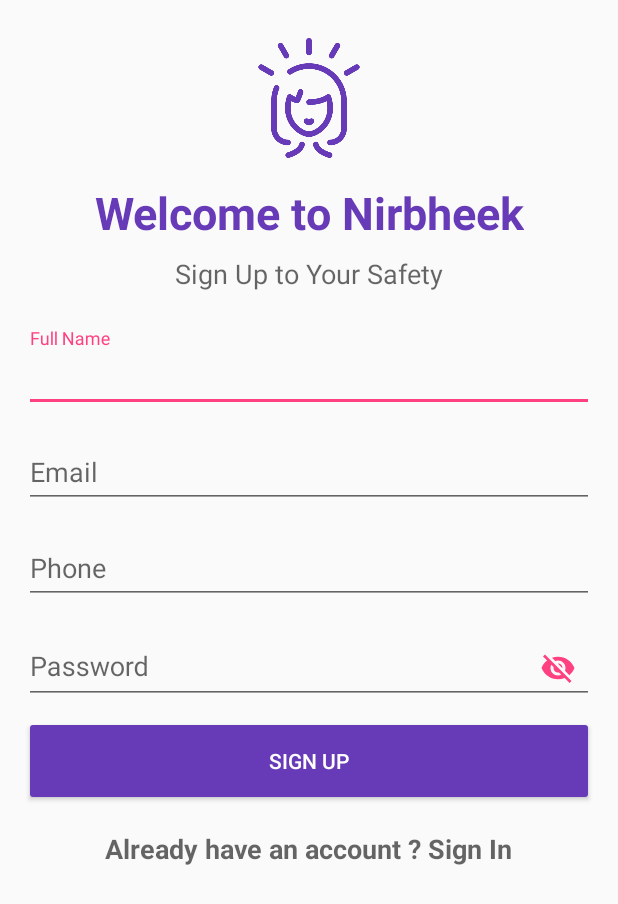
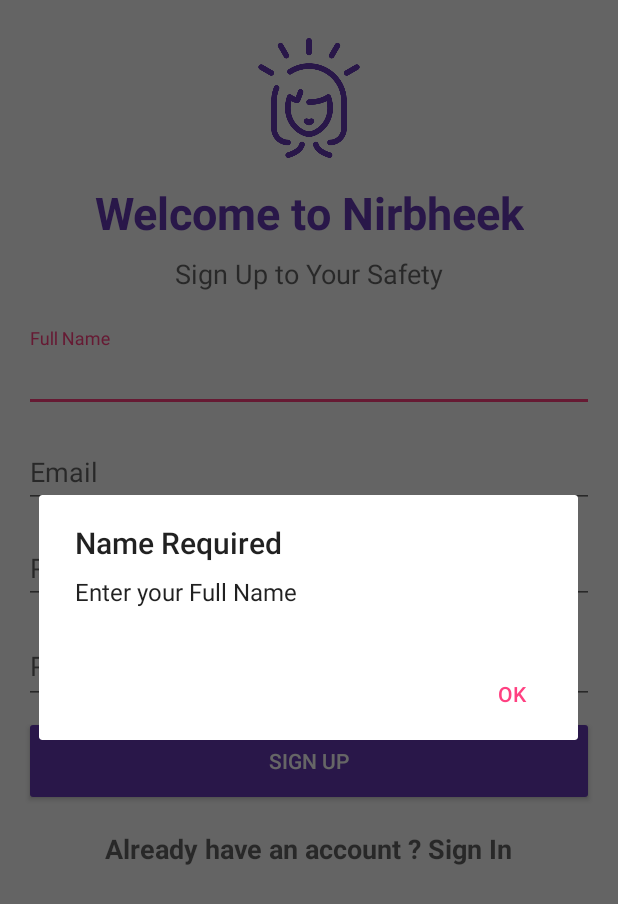
Before and after one commit to UdacityAndroidBasicsScholarship/wmn-safety, an Android app: the SignupActivity screen opened directly, with no data from a screen before it, after a tap on "SIGN UP", on a phone screen of 412 x 824 dp. Shown: the top 904 px of the screen. Run offline under Robolectric (Android 15) with nearby library versions, the phone set to English and light mode, and no system bars; our stand-ins replace Firebase (no records; nobody signed in at launch, a user with empty details on screens opened directly).

Commit message:
Add Signup Logic(email and password firebase auth method)  with validation messages
and update name to firebase user profile

```diff
--- a/app/src/main/java/in/paperwrk/safetycollabproject/accounts/SignupActivity.java
+++ b/app/src/main/java/in/paperwrk/safetycollabproject/accounts/SignupActivity.java
@@ -1,6 +1,8 @@
 package in.paperwrk.safetycollabproject.accounts;
 
 import android.content.Intent;
+import android.support.annotation.NonNull;
+import android.support.design.widget.TextInputEditText;
 import android.support.v7.app.AppCompatActivity;
 import android.os.Bundle;
 import android.view.View;
@@ -8,20 +10,44 @@ import android.widget.Button;
 import android.widget.TextView;
 import android.widget.Toast;
 
+import com.google.android.gms.tasks.OnCompleteListener;
+import com.google.android.gms.tasks.Task;
+import com.google.firebase.auth.AuthResult;
+import com.google.firebase.auth.FirebaseAuth;
+import com.google.firebase.auth.FirebaseUser;
+import com.google.firebase.auth.PhoneAuthCredential;
+import com.google.firebase.auth.UserProfileChangeRequest;
+
+import in.paperwrk.safetycollabproject.HomeActivity;
 import in.paperwrk.safetycollabproject.R;
+import in.paperwrk.safetycollabproject.utilities.Helpers;
 
 public class SignupActivity extends AppCompatActivity implements View.OnClickListener {
 
     private Button mSignUpButton;
     private TextView mSignInTextView;
+    private TextInputEditText mEmailText;
+    private TextInputEditText mNameText;
+    private TextInputEditText mPhoneText;
+    private TextInputEditText mPasswordText;
+    private Helpers mHelpers;
+    private FirebaseAuth mFirebaseAuth;
+
 
     @Override
     protected void onCreate(Bundle savedInstanceState) {
         super.onCreate(savedInstanceState);
         setContentView(R.layout.activity_signup);
 
+        mHelpers = new Helpers(this);
+        mFirebaseAuth = FirebaseAuth.getInstance();
+
         mSignUpButton = findViewById(R.id.sign_up_button);
         mSignInTextView = findViewById(R.id.sign_up_login_tv);
+        mEmailText = findViewById(R.id.sign_up_email_tv);
+        mNameText = findViewById(R.id.sign_up_name_tv);
+        mPhoneText = findViewById(R.id.sign_up_phone_tv);
+        mPasswordText = findViewById(R.id.sign_up_password_tv);
 
         mSignUpButton.setOnClickListener(this);
         mSignInTextView.setOnClickListener(this);
@@ -48,6 +74,76 @@ public class SignupActivity extends AppCompatActivity implements View.OnClickLis
     }
 
     private void doSignUp() {
-        Toast.makeText(this, R.string.implementation_in_progress, Toast.LENGTH_SHORT).show();
+        String name = mNameText.getText().toString();
+        String email = mEmailText.getText().toString();
+        String phone = mPhoneText.getText().toString();
+        String password = mPasswordText.getText().toString();
+
+        if (name.isEmpty()) {
+            mHelpers.showAlertDialog(getString(R.string.name_required_msg), getString(R.string.enter_name_msg)).show();
+            return;
+        }
+        if (email.isEmpty()) {
+            mHelpers.showAlertDialog(getString(R.string.email_required_msg), getString(R.string.enter_email_msg)).show();
+            return;
+        }
+        if (phone.isEmpty()) {
+            mHelpers.showAlertDialog(getString(R.string.phone_required_msg), getString(R.string.enter_phone_msg)).show();
+            if (phone.length() != 10) {
+                mHelpers.showAlertDialog(getString(R.string.valid_phone_required_msg), getString(R.string.enter_valid_phone_msg)).show();
+            }
+            return;
+        }
+        if (password.isEmpty()) {
+            mHelpers.showAlertDialog(getString(R.string.password_required_msg), getString(R.string.enter_password_msg)).show();
+            return;
+        }
+
+        createUserWithEmailAndPassword(name, email, phone, password);
+    }
+
+    private void createUserWithEmailAndPassword(final String name, String email, final String phone, String password) {
+        mHelpers.showProgressDialog(getString(R.string.creating_account));
+        mFirebaseAuth.createUserWithEmailAndPassword(email, password)
+                .addOnCompleteListener(new OnCompleteListener<AuthResult>() {
+                    @Override
+                    public void onComplete(@NonNull Task<AuthResult> task) {
+                        mHelpers.hideProgressDialog();
+                        if (task.isSuccessful()) {
+                            updateProfile(name, phone);
+                        } else {
+                            mHelpers.showAlertDialog(getString(R.string.error_message), task.getException().getMessage()).show();
+                        }
+                    }
+                });
+    }
+
+    private void updateProfile(String name, String phone) {
+        mHelpers.showProgressDialog(getString(R.string.updating_profile));
+        UserProfileChangeRequest profileUpdate = new UserProfileChangeRequest.Builder()
+                .setDisplayName(name)
+                .build();
+
+        FirebaseUser user = mFirebaseAuth.getCurrentUser();
+
+        user.updateProfile(profileUpdate).addOnCompleteListener(new OnCompleteListener<Void>() {
+            @Override
+            public void onComplete(@NonNull Task<Void> task) {
+                mHelpers.hideProgressDialog();
+                if(task.isSuccessful()){
+                    mHelpers.showToast(getString(R.string.account_creation_success));
+                    navigateToHome();
+                }else{
+                    mHelpers.showAlertDialog(getString(R.string.error_message), task.getException().getMessage()).show();
+                }
+            }
+        });
+
+    }
+
+    private void navigateToHome() {
+        Intent intent = new Intent(this, HomeActivity.class);
+        startActivity(intent);
+        finish();
     }
 }
--- a/app/src/main/java/in/paperwrk/safetycollabproject/utilities/Helpers.java
+++ b/app/src/main/java/in/paperwrk/safetycollabproject/utilities/Helpers.java
@@ -8,6 +8,7 @@ import android.support.design.widget.Snackbar;
 import android.view.View;
 import android.widget.ProgressBar;
 import android.widget.RelativeLayout;
+import android.widget.Toast;
 
 import com.google.android.gms.common.api.CommonStatusCodes;
 
@@ -78,5 +79,8 @@ public class Helpers {
         return builder.create();
     }
 
+    public void showToast(String message){
+        Toast.makeText(mContext, message, Toast.LENGTH_SHORT).show();
+    }
 
 }
--- a/app/src/main/res/layout/activity_signup.xml
+++ b/app/src/main/res/layout/activity_signup.xml
@@ -51,7 +51,7 @@
             app:layout_constraintTop_toBottomOf="@+id/sign_up_welcome_text" />
 
         <android.support.design.widget.TextInputLayout
-            android:id="@+id/sign_up_name_tv"
+            android:id="@+id/sign_up_name_layout"
             android:layout_width="0dp"
             android:layout_height="wrap_content"
             android:layout_marginEnd="16dp"
@@ -62,6 +62,7 @@
             app:layout_constraintTop_toBottomOf="@+id/sign_up_text">
 
             <android.support.design.widget.TextInputEditText
+                android:id="@+id/sign_up_name_tv"
                 android:layout_width="match_parent"
                 android:layout_height="wrap_content"
                 android:ems="10"
@@ -71,15 +72,16 @@
         </android.support.design.widget.TextInputLayout>
 
         <android.support.design.widget.TextInputLayout
-            android:id="@+id/sign_up_email_tv"
+            android:id="@+id/sign_up_email_layout"
             android:layout_width="0dp"
             android:layout_height="wrap_content"
             android:layout_marginTop="8dp"
-            app:layout_constraintEnd_toEndOf="@+id/sign_up_name_tv"
-            app:layout_constraintStart_toStartOf="@+id/sign_up_name_tv"
-            app:layout_constraintTop_toBottomOf="@+id/sign_up_name_tv">
+            app:layout_constraintEnd_toEndOf="@+id/sign_up_name_layout"
+            app:layout_constraintStart_toStartOf="@+id/sign_up_name_layout"
+            app:layout_constraintTop_toBottomOf="@+id/sign_up_name_layout">
 
             <android.support.design.widget.TextInputEditText
+                android:id="@+id/sign_up_email_tv"
                 android:layout_width="match_parent"
                 android:layout_height="wrap_content"
                 android:ems="10"
@@ -89,15 +91,16 @@
         </android.support.design.widget.TextInputLayout>
 
         <android.support.design.widget.TextInputLayout
-            android:id="@+id/sign_up_phone_tv"
+            android:id="@+id/sign_up_phone_layout"
             android:layout_width="0dp"
             android:layout_height="wrap_content"
             android:layout_marginTop="8dp"
-            app:layout_constraintEnd_toEndOf="@+id/sign_up_email_tv"
-            app:layout_constraintStart_toStartOf="@+id/sign_up_email_tv"
-            app:layout_constraintTop_toBottomOf="@+id/sign_up_email_tv">
+            app:layout_constraintEnd_toEndOf="@+id/sign_up_email_layout"
+            app:layout_constraintStart_toStartOf="@+id/sign_up_email_layout"
+            app:layout_constraintTop_toBottomOf="@+id/sign_up_email_layout">
 
             <android.support.design.widget.TextInputEditText
+                android:id="@+id/sign_up_phone_tv"
                 android:layout_width="match_parent"
                 android:layout_height="wrap_content"
                 android:ems="10"
@@ -107,18 +110,19 @@
         </android.support.design.widget.TextInputLayout>
 
         <android.support.design.widget.TextInputLayout
-            android:id="@+id/sign_up_password_tv"
+            android:id="@+id/sign_up_password_layout"
             android:layout_width="0dp"
             android:layout_height="wrap_content"
             android:layout_marginTop="8dp"
-            app:layout_constraintEnd_toEndOf="@+id/sign_up_phone_tv"
-            app:layout_constraintStart_toStartOf="@+id/sign_up_phone_tv"
-            app:layout_constraintTop_toBottomOf="@+id/sign_up_phone_tv"
+            app:layout_constraintEnd_toEndOf="@+id/sign_up_phone_layout"
+            app:layout_constraintStart_toStartOf="@+id/sign_up_phone_layout"
+            app:layout_constraintTop_toBottomOf="@+id/sign_up_phone_layout"
             app:passwordToggleDrawable="@drawable/asl_password_visibility"
             app:passwordToggleEnabled="true"
             app:passwordToggleTint="@color/colorAccent">
 
             <android.support.design.widget.TextInputEditText
+                android:id="@+id/sign_up_password_tv"
                 android:layout_width="match_parent"
                 android:layout_height="wrap_content"
                 android:ems="10"
@@ -135,9 +139,9 @@
             android:backgroundTint="@color/colorPrimary"
             android:text="@string/sign_up_button_text"
             android:textColor="@android:color/white"
-            app:layout_constraintEnd_toEndOf="@+id/sign_up_password_tv"
-            app:layout_constraintStart_toStartOf="@+id/sign_up_password_tv"
-            app:layout_constraintTop_toBottomOf="@+id/sign_up_password_tv" />
+            app:layout_constraintEnd_toEndOf="@+id/sign_up_password_layout"
+            app:layout_constraintStart_toStartOf="@+id/sign_up_password_layout"
+            app:layout_constraintTop_toBottomOf="@+id/sign_up_password_layout" />
 
         <TextView
             android:id="@+id/sign_up_login_tv"
--- a/app/src/main/res/values/strings.xml
+++ b/app/src/main/res/values/strings.xml
@@ -42,4 +42,14 @@
     <string name="enter_email_msg">Enter Email Address</string>
     <string name="password_required_msg">Password Required</string>
     <string name="enter_password_msg">Enter Password</string>
+    <string name="name_required_msg">Name Required</string>
+    <string name="enter_name_msg">Enter your Full Name</string>
+    <string name="phone_required_msg">Phone Number Required</string>
+    <string name="enter_phone_msg">Enter Phone Number</string>
+    <string name="valid_phone_required_msg">Valid Phone Number Required</string>
+    <string name="enter_valid_phone_msg">Enter 10 digit Valid Phone Number</string>
+    <string name="error_message">Error Message</string>
+    <string name="creating_account">Creating Account</string>
+    <string name="updating_profile">Updating Profile</string>
+    <string name="account_creation_success">Account Created Successfully</string>
 </resources>
```
